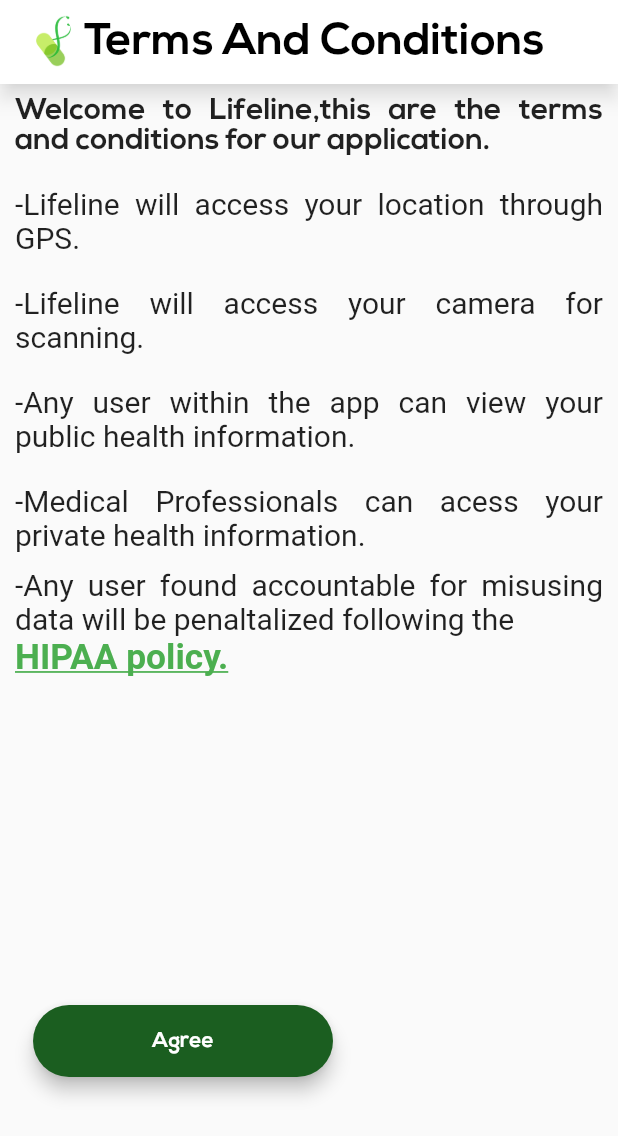
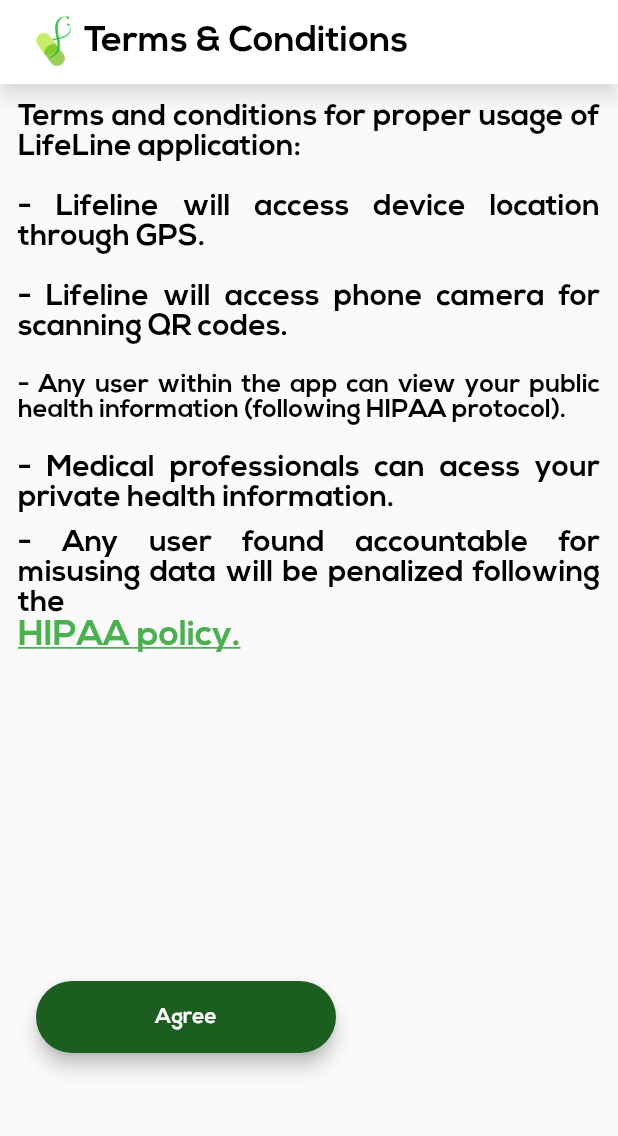
Before and after one commit to nandbyte/lifeline, a Flutter app: the TermsPages screen opened directly, on a phone screen of 412 x 824 dp. Shown: the top 1136 px of the screen. Run offline on Flutter 3.47's test engine with Material 2 defaults, Android fonts, the phone set to English and light mode, and no system bars; drawn by our look-alikes of auto_size_text; our stand-ins replace animated_text_kit, cloud_firestore, firebase_auth, firebase_core, flutter_spinkit, geolocator and 4 more; missing offline and left inert: dart:ffi; accounts and stored records are empty.

Commit message:
Prepared TAS screen

```diff
--- a/lib/terms_condition.dart
+++ b/lib/terms_condition.dart
@@ -2,6 +2,7 @@ import 'package:flutter/gestures.dart';
 import 'package:flutter/material.dart';
 import 'package:auto_size_text/auto_size_text.dart';
 import 'package:lifeline/components/rounded_button.dart';
+import 'package:lifeline/constants.dart';
 import 'package:url_launcher/url_launcher.dart';
 
 class TermsPages extends StatefulWidget {
@@ -26,11 +27,11 @@ class _TermsPagesState extends State<TermsPages> {
               ),
               Center(
                 child: Text(
-                  'Terms And Conditions',
-                  style: TextStyle(
+                  'Terms & Conditions',
+                  style: kTextStyle.copyWith(
                     color: Colors.black,
                     fontFamily: 'Nexa Bold',
-                    fontSize: 30,
+                    fontSize: 24,
                   ),
                 ),
               ),
@@ -44,13 +45,13 @@ class _TermsPagesState extends State<TermsPages> {
             height: MediaQuery.of(context).size.height,
             width: MediaQuery.of(context).size.width,
             child: Padding(
-              padding: const EdgeInsets.fromLTRB(10.0, 8.0, 10.0, 0.0),
+              padding: EdgeInsets.all(12),
               child: Column(
                 crossAxisAlignment: CrossAxisAlignment.start,
                 children: <Widget>[
                   AutoSizeText(
-                    'Welcome to Lifeline,this are the terms and conditions for our application.',
-                    style: TextStyle(
+                    'Terms and conditions for proper usage of LifeLine application:',
+                    style: kTextStyle.copyWith(
                       fontSize: 20.0,
                       fontWeight: FontWeight.bold,
                       fontFamily: 'Nexa Bold',
@@ -60,8 +61,8 @@ class _TermsPagesState extends State<TermsPages> {
                   ),
                   SizedBox(height: 20.0),
                   AutoSizeText(
-                    '-Lifeline will access your location through GPS.',
-                    style: TextStyle(
+                    '-  Lifeline will access device location through GPS.',
+                    style: kTextStyle.copyWith(
                       fontSize: 20.0,
                       fontWeight: FontWeight.w400,
                     ),
@@ -70,8 +71,8 @@ class _TermsPagesState extends State<TermsPages> {
                   ),
                   SizedBox(height: 20.0),
                   AutoSizeText(
-                    '-Lifeline will access your camera for scanning.',
-                    style: TextStyle(
+                    '-  Lifeline will access phone camera for scanning QR codes.',
+                    style: kTextStyle.copyWith(
                       fontSize: 20.0,
                       fontWeight: FontWeight.w400,
                     ),
@@ -80,25 +81,25 @@ class _TermsPagesState extends State<TermsPages> {
                   ),
                   SizedBox(height: 20.0),
                   AutoSizeText(
-                    '-Any user  within the app can view your public health information.',
-                    style:
-                        TextStyle(fontSize: 20.0, fontWeight: FontWeight.w400),
+                    '-  Any user within the app can view your public health information (following HIPAA protocol).',
+                    style: kTextStyle.copyWith(
+                        fontSize: 20.0, fontWeight: FontWeight.w400),
                     maxLines: 2,
                     textAlign: TextAlign.justify,
                   ),
                   SizedBox(height: 20.0),
                   AutoSizeText(
-                    '-Medical Professionals can acess your private health information.',
-                    style:
-                        TextStyle(fontSize: 20.0, fontWeight: FontWeight.w400),
+                    '-  Medical professionals can acess your private health information.',
+                    style: kTextStyle.copyWith(
+                        fontSize: 20.0, fontWeight: FontWeight.w400),
                     maxLines: 2,
                     textAlign: TextAlign.justify,
                   ),
                   SizedBox(height: 10.0),
                   AutoSizeText(
-                    '-Any user found accountable for misusing data will be penaltalized following the',
-                    style:
-                        TextStyle(fontSize: 20.0, fontWeight: FontWeight.w400),
+                    '-  Any user found accountable for misusing data will be penalized following the',
+                    style: kTextStyle.copyWith(
+                        fontSize: 20.0, fontWeight: FontWeight.w400),
                     maxLines: 3,
                     textAlign: TextAlign.justify,
                   ),
@@ -117,7 +118,7 @@ class _TermsPagesState extends State<TermsPages> {
                               throw "Cannot launch url";
                             }
                           },
-                        style: TextStyle(
+                        style: kTextStyle.copyWith(
                           color: Colors.green,
                           decoration: TextDecoration.underline,
                           fontSize: MediaQuery.of(context).size.height / 35,
@@ -126,11 +127,11 @@ class _TermsPagesState extends State<TermsPages> {
                       )
                     ]),
                   ),
-                  SizedBox(height:190),
+                  SizedBox(height: 190),
                   RoundedButton(
-                      text: 'Agree', color: Colors.green[900],
-                       onPressed: () {}
-                      ),
+                      text: 'Agree',
+                      color: Colors.green[900],
+                      onPressed: () {}),
                 ],
               ),
             ),
```
Also changed, not shown: pubspec.yaml (line endings or trailing spaces).
